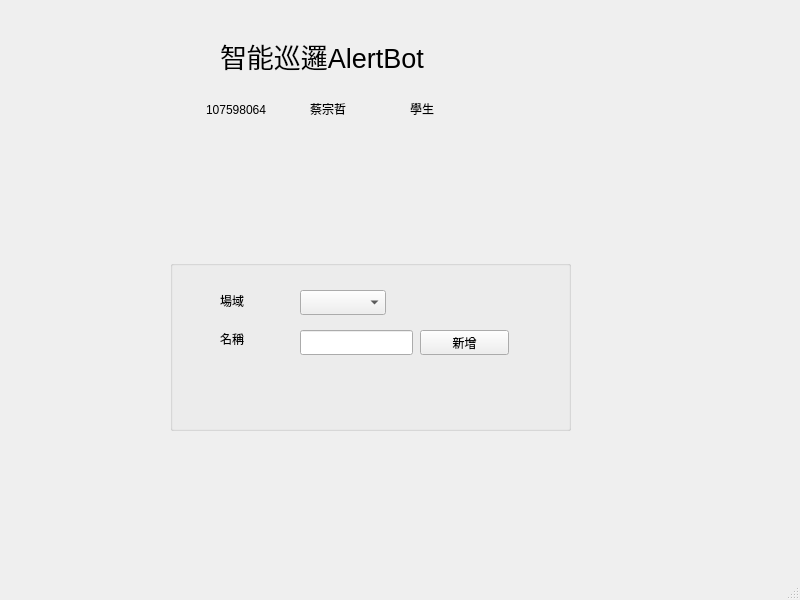
Old version of the form AlertConsoleView.ui in the repository twbikeman/bigdata_ai_hw.
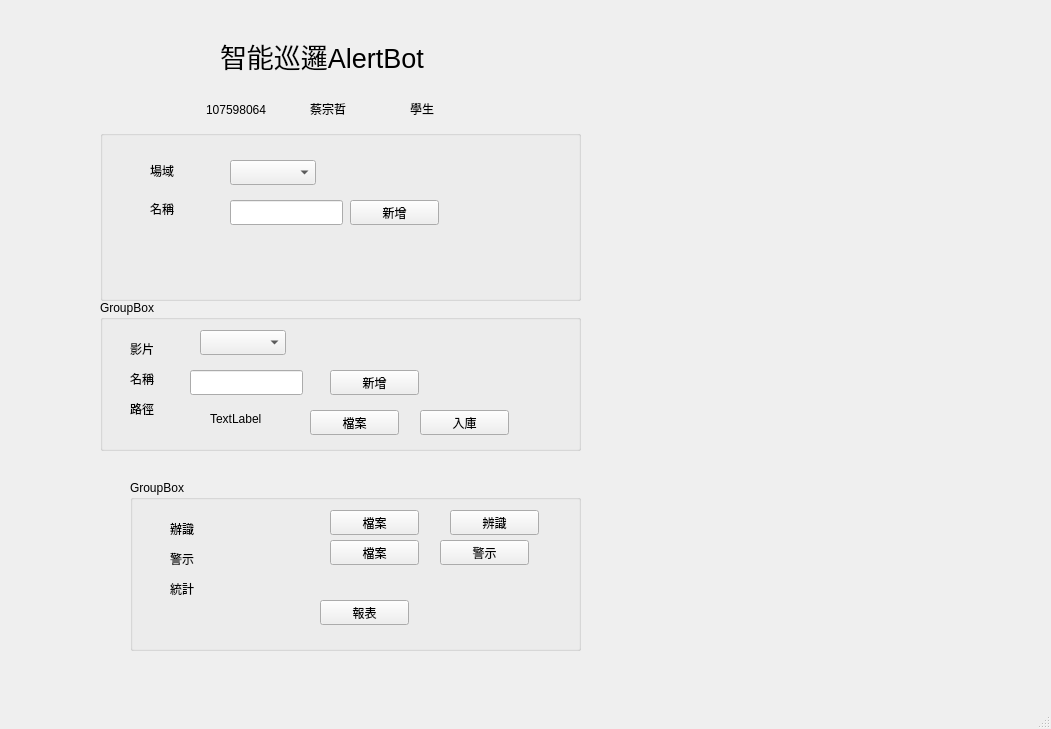
New version of the form.

```diff
--- a/AlertConsoleView.ui
+++ b/AlertConsoleView.ui
@@ -6,8 +6,8 @@
    <rect>
     <x>0</x>
     <y>0</y>
-    <width>800</width>
-    <height>600</height>
+    <width>1051</width>
+    <height>729</height>
    </rect>
   </property>
   <property name="windowTitle">
@@ -17,9 +17,9 @@
    <widget class="QGroupBox" name="groupBox">
     <property name="geometry">
      <rect>
-      <x>170</x>
-      <y>260</y>
-      <width>401</width>
+      <x>100</x>
+      <y>130</y>
+      <width>481</width>
       <height>171</height>
      </rect>
     </property>
@@ -143,6 +143,247 @@
      <string>學生</string>
     </property>
    </widget>
+   <widget class="QGroupBox" name="groupBox_2">
+    <property name="geometry">
+     <rect>
+      <x>100</x>
+      <y>300</y>
+      <width>481</width>
+      <height>151</height>
+     </rect>
+    </property>
+    <property name="title">
+     <string>GroupBox</string>
+    </property>
+    <widget class="QLabel" name="label_7">
+     <property name="geometry">
+      <rect>
+       <x>30</x>
+       <y>40</y>
+       <width>67</width>
+       <height>17</height>
+      </rect>
+     </property>
+     <property name="text">
+      <string>影片</string>
+     </property>
+    </widget>
+    <widget class="QLabel" name="label_8">
+     <property name="geometry">
+      <rect>
+       <x>30</x>
+       <y>70</y>
+       <width>67</width>
+       <height>17</height>
+      </rect>
+     </property>
+     <property name="text">
+      <string>名稱</string>
+     </property>
+    </widget>
+    <widget class="QLabel" name="label_9">
+     <property name="geometry">
+      <rect>
+       <x>30</x>
+       <y>100</y>
+       <width>67</width>
+       <height>17</height>
+      </rect>
+     </property>
+     <property name="text">
+      <string>路徑</string>
+     </property>
+    </widget>
+    <widget class="QComboBox" name="comboBox">
+     <property name="geometry">
+      <rect>
+       <x>100</x>
+       <y>30</y>
+       <width>86</width>
+       <height>25</height>
+      </rect>
+     </property>
+    </widget>
+    <widget class="QLineEdit" name="lineEdit">
+     <property name="geometry">
+      <rect>
+       <x>90</x>
+       <y>70</y>
+       <width>113</width>
+       <height>25</height>
+      </rect>
+     </property>
+    </widget>
+    <widget class="QPushButton" name="setFrameButton">
+     <property name="geometry">
+      <rect>
+       <x>230</x>
+       <y>70</y>
+       <width>89</width>
+       <height>25</height>
+      </rect>
+     </property>
+     <property name="text">
+      <string>新增</string>
+     </property>
+    </widget>
+    <widget class="QPushButton" name="videoPathButton">
+     <property name="geometry">
+      <rect>
+       <x>210</x>
+       <y>110</y>
+       <width>89</width>
+       <height>25</height>
+      </rect>
+     </property>
+     <property name="text">
+      <string>檔案</string>
+     </property>
+    </widget>
+    <widget class="QPushButton" name="setVideoButton">
+     <property name="geometry">
+      <rect>
+       <x>320</x>
+       <y>110</y>
+       <width>89</width>
+       <height>25</height>
+      </rect>
+     </property>
+     <property name="text">
+      <string>入庫</string>
+     </property>
+    </widget>
+    <widget class="QLabel" name="videoPathLabel">
+     <property name="geometry">
+      <rect>
+       <x>110</x>
+       <y>110</y>
+       <width>67</width>
+       <height>17</height>
+      </rect>
+     </property>
+     <property name="text">
+      <string>TextLabel</string>
+     </property>
+    </widget>
+   </widget>
+   <widget class="QGroupBox" name="groupBox_3">
+    <property name="geometry">
+     <rect>
+      <x>130</x>
+      <y>480</y>
+      <width>451</width>
+      <height>171</height>
+     </rect>
+    </property>
+    <property name="title">
+     <string>GroupBox</string>
+    </property>
+    <widget class="QLabel" name="label_10">
+     <property name="geometry">
+      <rect>
+       <x>40</x>
+       <y>40</y>
+       <width>67</width>
+       <height>17</height>
+      </rect>
+     </property>
+     <property name="text">
+      <string>辦識</string>
+     </property>
+    </widget>
+    <widget class="QLabel" name="label_11">
+     <property name="geometry">
+      <rect>
+       <x>40</x>
+       <y>70</y>
+       <width>67</width>
+       <height>17</height>
+      </rect>
+     </property>
+     <property name="text">
+      <string>警示</string>
+     </property>
+    </widget>
+    <widget class="QLabel" name="label_12">
+     <property name="geometry">
+      <rect>
+       <x>40</x>
+       <y>100</y>
+       <width>67</width>
+       <height>17</height>
+      </rect>
+     </property>
+     <property name="text">
+      <string>統計</string>
+     </property>
+    </widget>
+    <widget class="QPushButton" name="pushButton">
+     <property name="geometry">
+      <rect>
+       <x>200</x>
+       <y>30</y>
+       <width>89</width>
+       <height>25</height>
+      </rect>
+     </property>
+     <property name="text">
+      <string>檔案</string>
+     </property>
+    </widget>
+    <widget class="QPushButton" name="pushButton_2">
+     <property name="geometry">
+      <rect>
+       <x>320</x>
+       <y>30</y>
+       <width>89</width>
+       <height>25</height>
+      </rect>
+     </property>
+     <property name="text">
+      <string>辨識</string>
+     </property>
+    </widget>
+    <widget class="QPushButton" name="pushButton_3">
+     <property name="geometry">
+      <rect>
+       <x>200</x>
+       <y>60</y>
+       <width>89</width>
+       <height>25</height>
+      </rect>
+     </property>
+     <property name="text">
+      <string>檔案</string>
+     </property>
+    </widget>
+    <widget class="QPushButton" name="pushButton_4">
+     <property name="geometry">
+      <rect>
+       <x>310</x>
+       <y>60</y>
+       <width>89</width>
+       <height>25</height>
+      </rect>
+     </property>
+     <property name="text">
+      <string>警示</string>
+     </property>
+    </widget>
+    <widget class="QPushButton" name="pushButton_5">
+     <property name="geometry">
+      <rect>
+       <x>190</x>
+       <y>120</y>
+       <width>89</width>
+       <height>25</height>
+      </rect>
+     </property>
+     <property name="text">
+      <string>報表</string>
+     </property>
+    </widget>
+   </widget>
   </widget>
   <widget class="QMenuBar" name="menubar">
    <property name="geometry">
```
Left out of the diff: 2 changed lines with no effect on the pictures.
